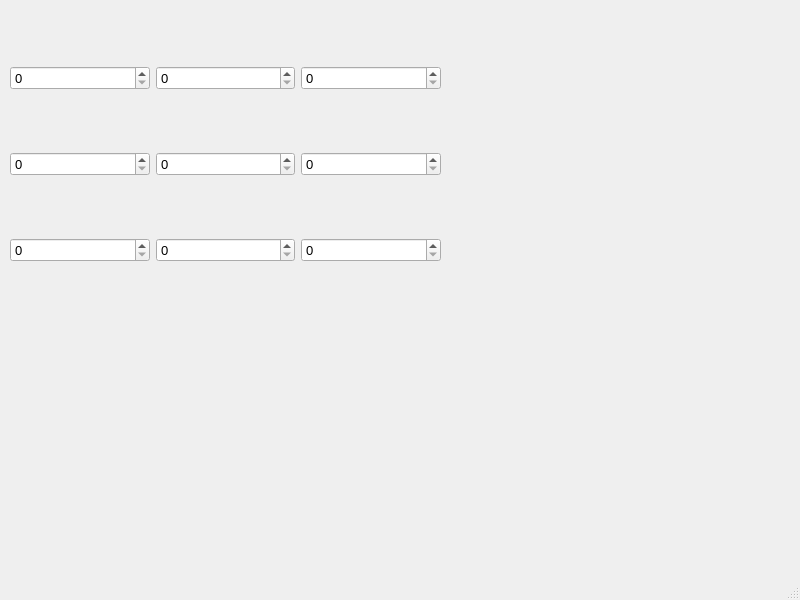
This is Sudoku/mainwindow.ui in Vaxuss/Sepuku as Qt 5 draws it before an edit. The edited form follows.
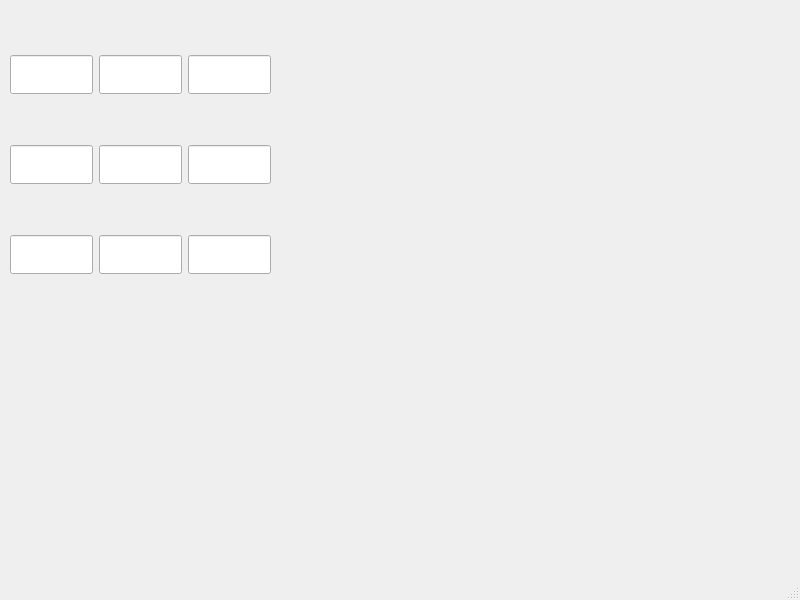
This is the edited form.

The edit to the form file:
```diff
--- a/Sudoku/mainwindow.ui
+++ b/Sudoku/mainwindow.ui
@@ -19,170 +19,143 @@
      <rect>
       <x>10</x>
       <y>10</y>
-      <width>431</width>
+      <width>261</width>
       <height>311</height>
      </rect>
     </property>
     <layout class="QGridLayout" name="gridLayout">
-     <item row="2" column="0">
-      <widget class="QSpinBox" name="x0y2">
+     <item row="5" column="3">
+      <widget class="QLineEdit" name="x1y2">
        <property name="font">
         <font>
-         <pointsize>10</pointsize>
+         <pointsize>20</pointsize>
         </font>
        </property>
-       <property name="minimum">
-        <number>0</number>
+       <property name="text">
+        <string/>
        </property>
-       <property name="maximum">
-        <number>9</number>
+       <property name="alignment">
+        <set>Qt::AlignCenter</set>
        </property>
-       <property name="value">
-        <number>0</number>
-       </property>
       </widget>
      </item>
-     <item row="1" column="1">
-      <widget class="QSpinBox" name="x1y1">
+     <item row="3" column="2">
+      <widget class="QLineEdit" name="x0y0">
        <property name="font">
         <font>
-         <pointsize>10</pointsize>
+         <pointsize>20</pointsize>
         </font>
        </property>
-       <property name="minimum">
-        <number>0</number>
+       <property name="text">
+        <string/>
        </property>
-       <property name="maximum">
-        <number>9</number>
+       <property name="alignment">
+        <set>Qt::AlignCenter</set>
        </property>
-       <property name="value">
-        <number>0</number>
-       </property>
       </widget>
      </item>
-     <item row="2" column="1">
-      <widget class="QSpinBox" name="x1y2">
+     <item row="4" column="2">
+      <widget class="QLineEdit" name="x0y1">
        <property name="font">
         <font>
-         <pointsize>10</pointsize>
+         <pointsize>20</pointsize>
         </font>
        </property>
-       <property name="minimum">
-        <number>0</number>
+       <property name="text">
+        <string/>
        </property>
-       <property name="maximum">
-        <number>9</number>
+       <property name="alignment">
+        <set>Qt::AlignCenter</set>
        </property>
-       <property name="value">
-        <number>0</number>
-       </property>
       </widget>
      </item>
-     <item row="1" column="0">
-      <widget class="QSpinBox" name="x0y1">
+     <item row="5" column="2">
+      <widget class="QLineEdit" name="x0y2">
        <property name="font">
         <font>
-         <pointsize>10</pointsize>
+         <pointsize>20</pointsize>
         </font>
        </property>
-       <property name="minimum">
-        <number>0</number>
+       <property name="text">
+        <string/>
        </property>
-       <property name="maximum">
-        <number>9</number>
+       <property name="alignment">
+        <set>Qt::AlignCenter</set>
        </property>
-       <property name="value">
-        <number>0</number>
-       </property>
       </widget>
      </item>
-     <item row="0" column="1">
-      <widget class="QSpinBox" name="x1y0">
+     <item row="3" column="3">
+      <widget class="QLineEdit" name="x1y0">
        <property name="font">
         <font>
-         <pointsize>10</pointsize>
+         <pointsize>20</pointsize>
         </font>
        </property>
-       <property name="minimum">
-        <number>0</number>
+       <property name="text">
+        <string/>
        </property>
-       <property name="maximum">
-        <number>9</number>
+       <property name="alignment">
+        <set>Qt::AlignCenter</set>
        </property>
-       <property name="value">
-        <number>0</number>
-       </property>
       </widget>
      </item>
-     <item row="0" column="0">
-      <widget class="QSpinBox" name="x0y0">
+     <item row="4" column="3">
+      <widget class="QLineEdit" name="x1y1">
        <property name="font">
         <font>
-         <pointsize>10</pointsize>
+         <pointsize>20</pointsize>
         </font>
        </property>
-       <property name="minimum">
-        <number>0</number>
+       <property name="text">
+        <string/>
        </property>
-       <property name="maximum">
-        <number>9</number>
+       <property name="alignment">
+        <set>Qt::AlignCenter</set>
        </property>
-       <property name="value">
-        <number>0</number>
-       </property>
       </widget>
      </item>
-     <item row="0" column="2">
-      <widget class="QSpinBox" name="x2y0">
+     <item row="3" column="4">
+      <widget class="QLineEdit" name="x2y0">
        <property name="font">
         <font>
-         <pointsize>10</pointsize>
+         <pointsize>20</pointsize>
         </font>
        </property>
-       <property name="minimum">
-        <number>0</number>
+       <property name="text">
+        <string/>
        </property>
-       <property name="maximum">
-        <number>9</number>
+       <property name="alignment">
+        <set>Qt::AlignCenter</set>
        </property>
-       <property name="value">
-        <number>0</number>
-       </property>
       </widget>
      </item>
-     <item row="1" column="2">
-      <widget class="QSpinBox" name="x2y1">
+     <item row="4" column="4">
+      <widget class="QLineEdit" name="x2y1">
        <property name="font">
         <font>
-         <pointsize>10</pointsize>
+         <pointsize>20</pointsize>
         </font>
        </property>
-       <property name="minimum">
-        <number>0</number>
+       <property name="text">
+        <string/>
        </property>
-       <property name="maximum">
-        <number>9</number>
+       <property name="alignment">
+        <set>Qt::AlignCenter</set>
        </property>
-       <property name="value">
-        <number>0</number>
-       </property>
       </widget>
      </item>
-     <item row="2" column="2">
-      <widget class="QSpinBox" name="x2y2">
+     <item row="5" column="4">
+      <widget class="QLineEdit" name="x2y2">
        <property name="font">
         <font>
-         <pointsize>10</pointsize>
+         <pointsize>20</pointsize>
         </font>
        </property>
-       <property name="minimum">
-        <number>0</number>
+       <property name="text">
+        <string/>
        </property>
-       <property name="maximum">
-        <number>9</number>
-       </property>
-       <property name="value">
-        <number>0</number>
+       <property name="alignment">
+        <set>Qt::AlignCenter</set>
        </property>
       </widget>
      </item>
```
